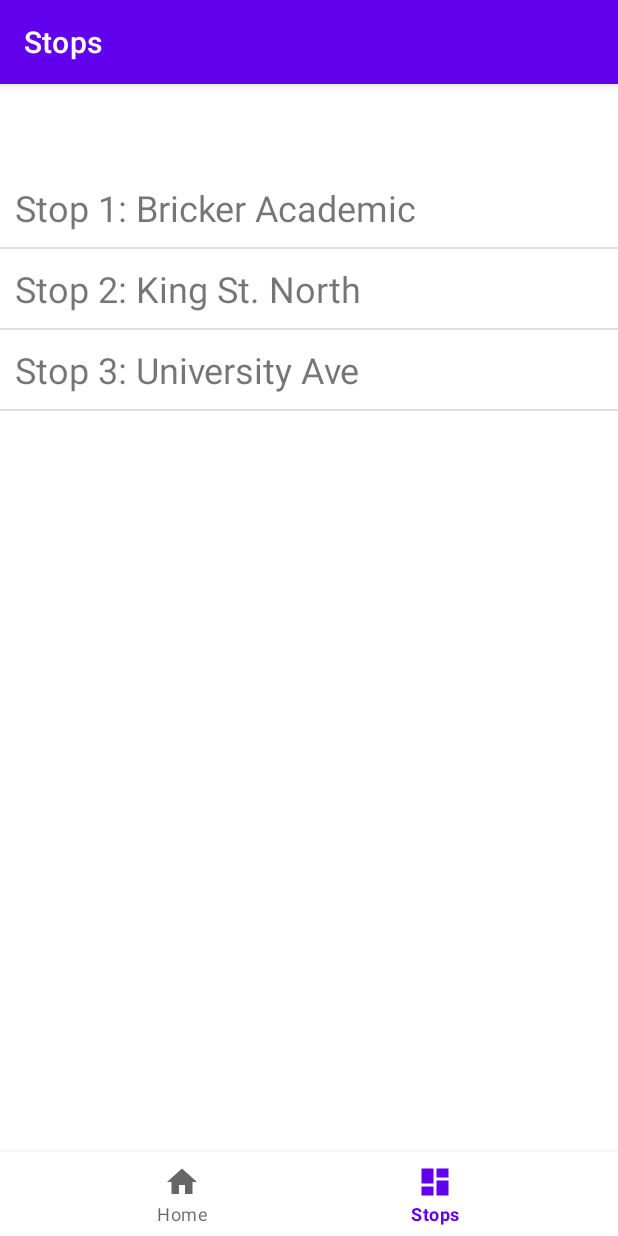
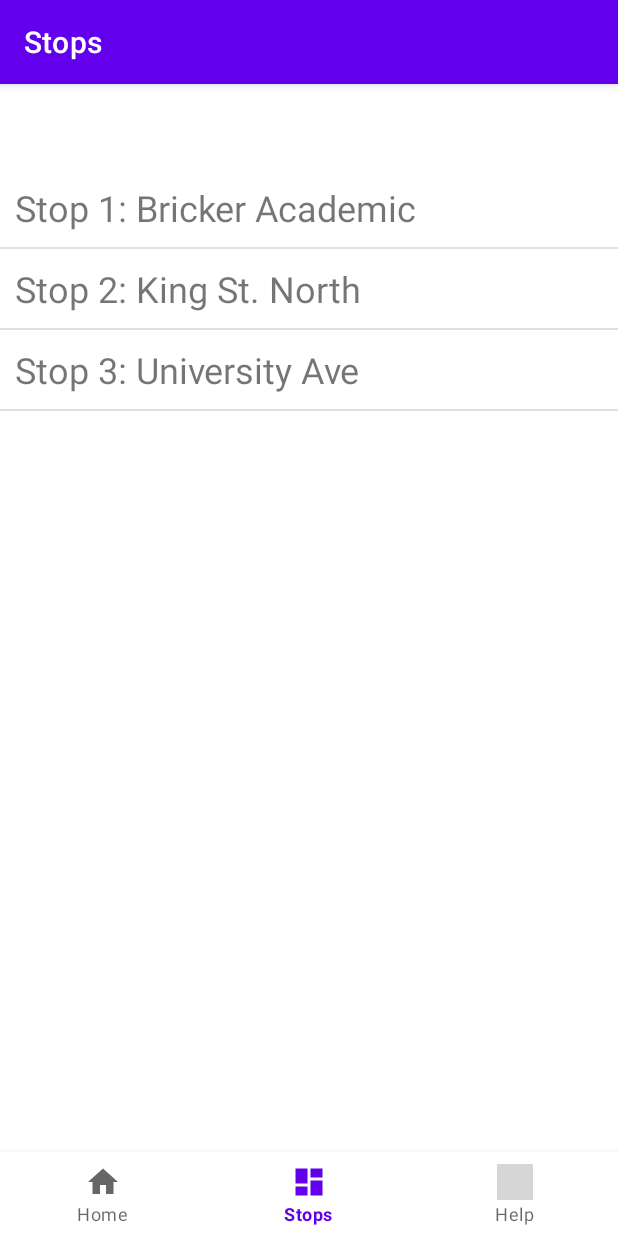
Before and after one commit to KevuTheDev/asgn-cp470-android-project, an Android app: the screen it shows after launch (MainScreen), item 2 of the bottom bar chosen, on a phone screen of 412 x 824 dp. Run offline under Robolectric (Android 15) with nearby library versions, the phone set to English and light mode, and no system bars; our stand-ins replace navigation-ui; grey boxes are pictures that could not be loaded.

Commit message:
Added french support and Working on help menu dialog button

```diff
--- a/app/src/main/java/com/example/a470group/MainActivity.java
+++ b/app/src/main/java/com/example/a470group/MainActivity.java
@@ -1,9 +1,11 @@
 package com.example.a470group;
 
+import android.content.DialogInterface;
 import android.os.Bundle;
 
 import com.google.android.material.snackbar.Snackbar;
 
+import androidx.appcompat.app.AlertDialog;
 import androidx.appcompat.app.AppCompatActivity;
 
 import android.view.View;
--- /dev/null
+++ b/app/src/main/res/layout/help_button.xml
@@ -0,0 +1,6 @@
+<?xml version="1.0" encoding="utf-8"?>
+<androidx.constraintlayout.widget.ConstraintLayout xmlns:android="http://schemas.android.com/apk/res/android"
+    android:layout_width="match_parent"
+    android:layout_height="match_parent">
+
+</androidx.constraintlayout.widget.ConstraintLayout>
--- a/app/src/main/res/menu/bottom_nav_menu.xml
+++ b/app/src/main/res/menu/bottom_nav_menu.xml
@@ -11,4 +11,8 @@
         android:icon="@drawable/ic_dashboard_black_24dp"
         android:title="@string/title_dashboard" />
 
+    <item android:id="@+id/action_one"
+        android:title="Help"
+        android:icon="@drawable/help"
+        />
 </menu>
--- a/app/src/main/res/values/strings.xml
+++ b/app/src/main/res/values/strings.xml
@@ -14,4 +14,7 @@
     <string name="title_dashboard">Stops</string>
     <string name="title_notifications">Notifications</string>
     <string name="title_activity_maps">MapsActivity</string>
+    <string name="ok">Ok</string>
+    <string name="cancel">Cancel</string>
+    <string name="goBack">Go Back</string>
 </resources>
```
Also changed, not shown: 1 other file.
